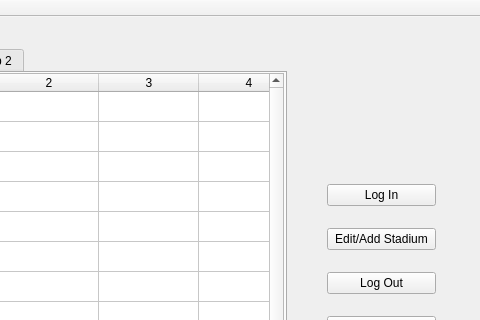
Before: the Qt Designer form mainwindow.ui in oneofthem999/I-love-Baseball-CS-008, drawn with Qt 5; both pictures show x 114 to 594 and y 0 to 320 of the 594 by 430 pixel window.
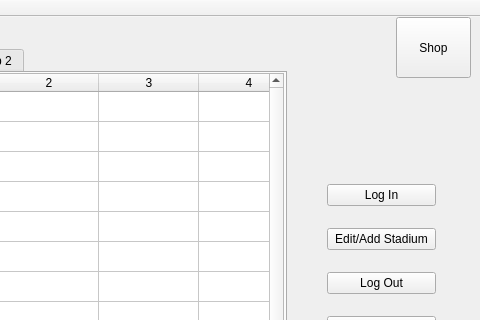
After: the same form once the commit is applied.

What changed in the file:
```diff
--- a/mainwindow.ui
+++ b/mainwindow.ui
@@ -107,6 +107,19 @@
      </item>
     </layout>
    </widget>
+   <widget class="QPushButton" name="pushButton_5">
+    <property name="geometry">
+     <rect>
+      <x>510</x>
+      <y>0</y>
+      <width>75</width>
+      <height>61</height>
+     </rect>
+    </property>
+    <property name="text">
+     <string>Shop</string>
+    </property>
+   </widget>
   </widget>
   <widget class="QMenuBar" name="menuBar">
    <property name="geometry">
```
